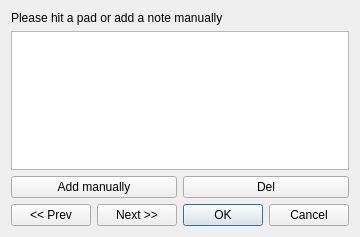
Above: src/AddMidiNote.ui from FromtonRouge/eProDrums before the change. Below: the same form after it.
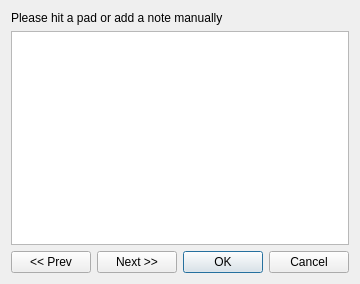
That is the form after the change. Icons and pictures are not drawn.

Commit message: Blue notes on accented hi-hat hits only work on the edge of the cymbal (more natural feeling)

What changed in the file:
```diff
--- a/src/AddMidiNote.ui
+++ b/src/AddMidiNote.ui
@@ -7,51 +7,14 @@
     <x>0</x>
     <y>0</y>
     <width>338</width>
-    <height>237</height>
+    <height>284</height>
    </rect>
   </property>
   <property name="windowTitle">
    <string>Add Midi Note</string>
   </property>
   <layout class="QGridLayout" name="gridLayout">
-   <item row="1" column="0" colspan="2">
-    <widget class="QListWidget" name="listWidgetNotes"/>
-   </item>
-   <item row="2" column="0">
-    <widget class="QPushButton" name="pushButtonAdd">
-     <property name="sizePolicy">
-      <sizepolicy hsizetype="Expanding" vsizetype="Fixed">
-       <horstretch>0</horstretch>
-       <verstretch>0</verstretch>
-      </sizepolicy>
-     </property>
-     <property name="text">
-      <string>Add manually</string>
-     </property>
-     <property name="icon">
-      <iconset resource="EProDrums.qrc">
-       <normaloff>:/Add.png</normaloff>:/Add.png</iconset>
-     </property>
-    </widget>
-   </item>
-   <item row="2" column="1">
-    <widget class="QPushButton" name="pushButtonDel">
-     <property name="sizePolicy">
-      <sizepolicy hsizetype="Expanding" vsizetype="Fixed">
-       <horstretch>0</horstretch>
-       <verstretch>0</verstretch>
-      </sizepolicy>
-     </property>
-     <property name="text">
-      <string>Del</string>
-     </property>
-     <property name="icon">
-      <iconset resource="EProDrums.qrc">
-       <normaloff>:/Remove.png</normaloff>:/Remove.png</iconset>
-     </property>
-    </widget>
-   </item>
-   <item row="3" column="0" colspan="2">
+   <item row="2" column="0" colspan="2">
     <layout class="QHBoxLayout" name="horizontalLayout_2">
      <item>
       <widget class="QPushButton" name="pushButtonPrev">
@@ -86,6 +49,9 @@
      </property>
     </widget>
    </item>
+   <item row="1" column="0" colspan="2">
+    <widget class="QTableView" name="tableViewNotes"/>
+   </item>
   </layout>
  </widget>
  <resources>
```
The commit also changes 20 other files.
